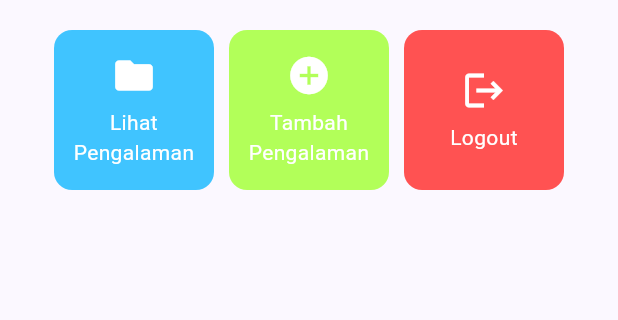
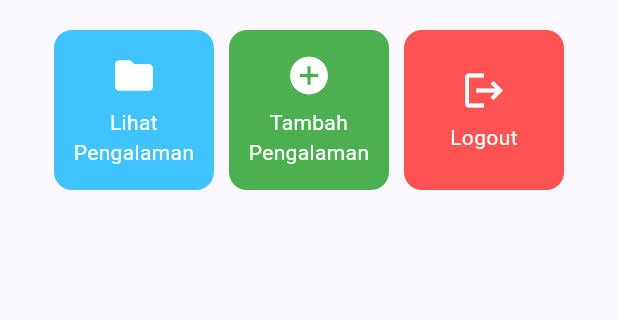
Before and after one commit to zidanfauzanikrar/myportofolio_mobile, a Flutter app: the screen it shows after launch, on a phone screen of 412 x 824 dp, the part 357-677 px from its top. Run offline on Flutter 3.47's test engine with Material 3 defaults, Android fonts, the phone set to English and light mode, and no system bars.

Commit message:
fix: Changed web title and color for add button

```diff
--- a/myportofolio_mobile/lib/main.dart
+++ b/myportofolio_mobile/lib/main.dart
@@ -8,27 +8,11 @@ void main() {
 class MyApp extends StatelessWidget {
   const MyApp({super.key});
 
-  // This widget is the root of your application.
   @override
   Widget build(BuildContext context) {
     return MaterialApp(
-      title: 'Flutter Demo',
+      title: 'MyPortfolio',
       theme: ThemeData(
-        // This is the theme of your application.
-        //
-        // TRY THIS: Try running your application with "flutter run". You'll see
-        // the application has a purple toolbar. Then, without quitting the app,
-        // try changing the seedColor in the colorScheme below to Colors.green
-        // and then invoke "hot reload" (save your changes or press the "hot
-        // reload" button in a Flutter-supported IDE, or press "r" if you used
-        // the command line to start the app).
-        //
-        // Notice that the counter didn't reset back to zero; the application
-        // state is not lost during the reload. To reset the state, use hot
-        // restart instead.
-        //
-        // This works for code too, not just values: Most code changes can be
-        // tested with just a hot reload.
         colorScheme: ColorScheme.fromSeed(
           seedColor: Colors.indigo,
           secondary: Colors.amber[700],
--- a/myportofolio_mobile/lib/menu.dart
+++ b/myportofolio_mobile/lib/menu.dart
@@ -9,7 +9,7 @@ class MyHomePage extends StatelessWidget {
 
   final List<ItemHomepage> items = [
     ItemHomepage("Lihat Pengalaman", Icons.folder, Colors.lightBlueAccent),
-    ItemHomepage("Tambah Pengalaman", Icons.add_circle, Colors.lightGreenAccent),
+    ItemHomepage("Tambah Pengalaman", Icons.add_circle, Colors.green),
     ItemHomepage("Logout", Icons.logout, Colors.redAccent),
   ];
 
```
